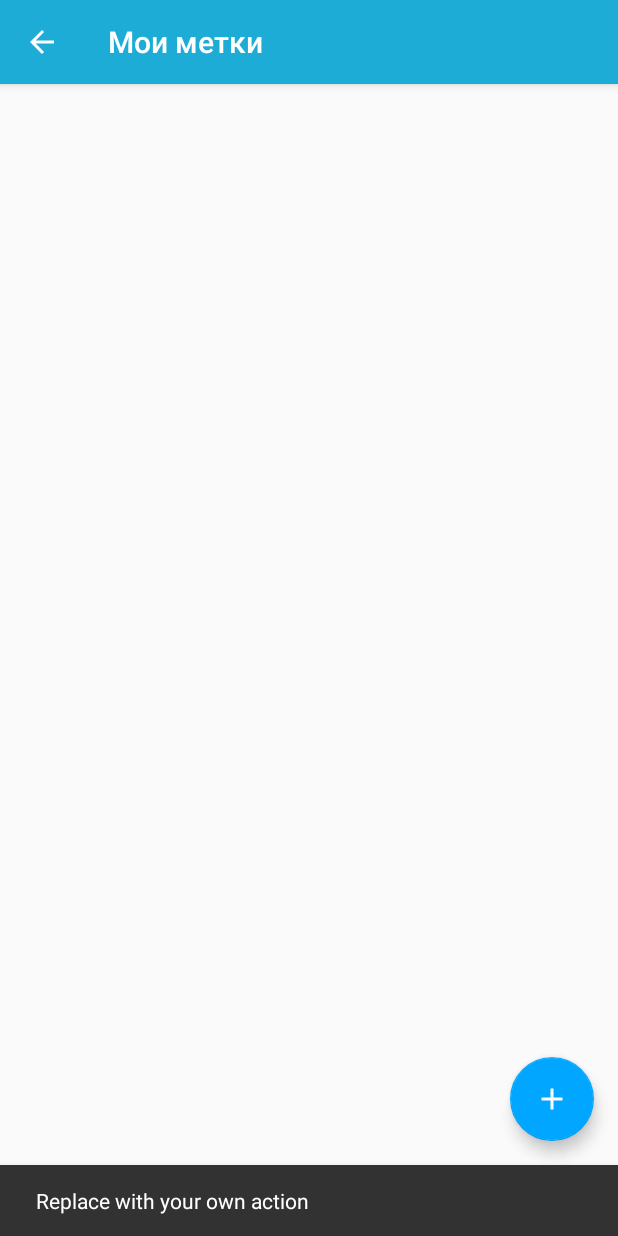
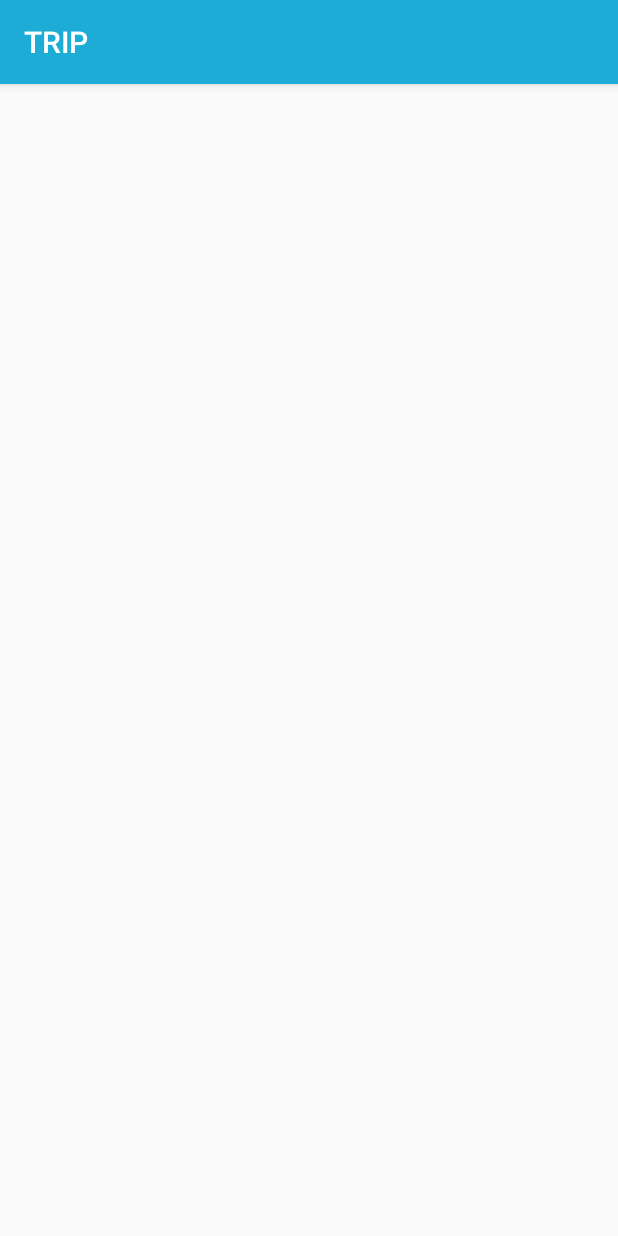
Before and after one commit to alaroma/TPPO, an Android app: the Main2Activity screen opened directly, with no data from a screen before it, after a tap on an icon or button, on a phone screen of 412 x 824 dp. Run offline under Robolectric (Android 15) with nearby library versions, the phone set to English and light mode, and no system bars.

Commit message:
new files

```diff
--- a/app/src/main/AndroidManifest.xml
+++ b/app/src/main/AndroidManifest.xml
@@ -22,7 +22,7 @@
             android:name=".MainActivity"
             android:label="@string/app_name"
             android:theme="@style/AppTheme.NoActionBar">
-            P
+
             <intent-filter>
                 <action android:name="android.intent.action.MAIN" />
 
@@ -37,7 +37,8 @@
             android:label="@string/title_activity_main2" />
         <activity
             android:name=".SettingsActivity"
-            android:label="@string/title_activity_settings"></activity>
+            android:label="@string/title_activity_settings" />
+        <activity android:name=".CreateLabel"/>
     </application>
 
 </manifest>
--- /dev/null
+++ b/app/src/main/java/com/example/artamonova_a/tppo_1/CreateLabel.java
@@ -0,0 +1,13 @@
+package com.example.artamonova_a.tppo_1;
+
+import android.support.v7.app.AppCompatActivity;
+import android.os.Bundle;
+
+public class CreateLabel extends AppCompatActivity {
+
+    @Override
+    protected void onCreate(Bundle savedInstanceState) {
+        super.onCreate(savedInstanceState);
+        setContentView(R.layout.activity_create_label);
+    }
+}
--- a/app/src/main/java/com/example/artamonova_a/tppo_1/Main2Activity.java
+++ b/app/src/main/java/com/example/artamonova_a/tppo_1/Main2Activity.java
@@ -16,19 +16,18 @@ public class Main2Activity extends AppCompatActivity {
     protected void onCreate(Bundle savedInstanceState) {
         super.onCreate(savedInstanceState);
         setContentView(R.layout.activity_main2);
-       // Toolbar toolbar = (Toolbar) findViewById(R.id.toolbar);
-       // setSupportActionBar(toolbar);
-       // super.onCreate(savedInstanceState);
         setupActionBar();
-        FloatingActionButton fab2 = (FloatingActionButton) findViewById(R.id.fab2);
-        fab2.setOnClickListener(new View.OnClickListener() {
+
+        FloatingActionButton fab_plus =  findViewById(R.id.fab2);
+        fab_plus.setOnClickListener(new View.OnClickListener() {
             @Override
             public void onClick(View view) {
-                Snackbar.make(view, "Replace with your own action", Snackbar.LENGTH_LONG)
-                        .setAction("Action", null).show();
+                Intent intObj = new Intent(Main2Activity.this, CreateLabel.class);
+                startActivity(intObj);
             }
         });
     }
+
 
     private void setupActionBar() {
         ActionBar actionBar = getSupportActionBar();
--- /dev/null
+++ b/app/src/main/res/layout/activity_create_label.xml
@@ -0,0 +1,10 @@
+<?xml version="1.0" encoding="utf-8"?>
+<android.support.constraint.ConstraintLayout
+    xmlns:android="http://schemas.android.com/apk/res/android"
+    xmlns:app="http://schemas.android.com/apk/res-auto"
+    xmlns:tools="http://schemas.android.com/tools"
+    android:layout_width="match_parent"
+    android:layout_height="match_parent"
+    tools:context=".CreateLabel">
+
+</android.support.constraint.ConstraintLayout>
```
